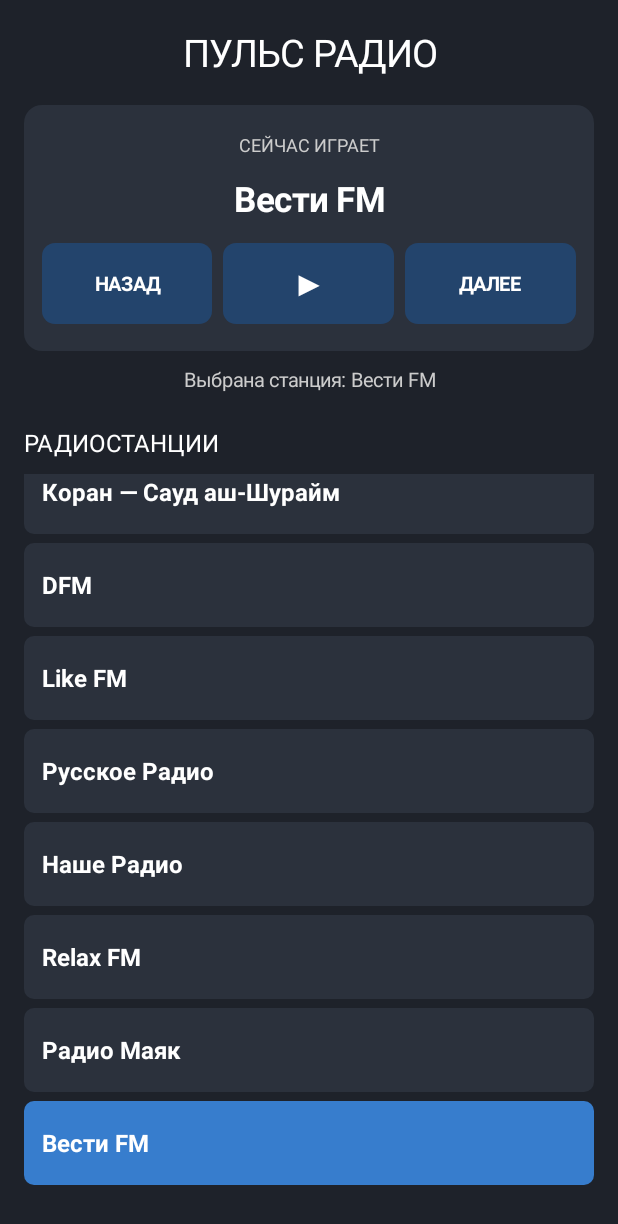
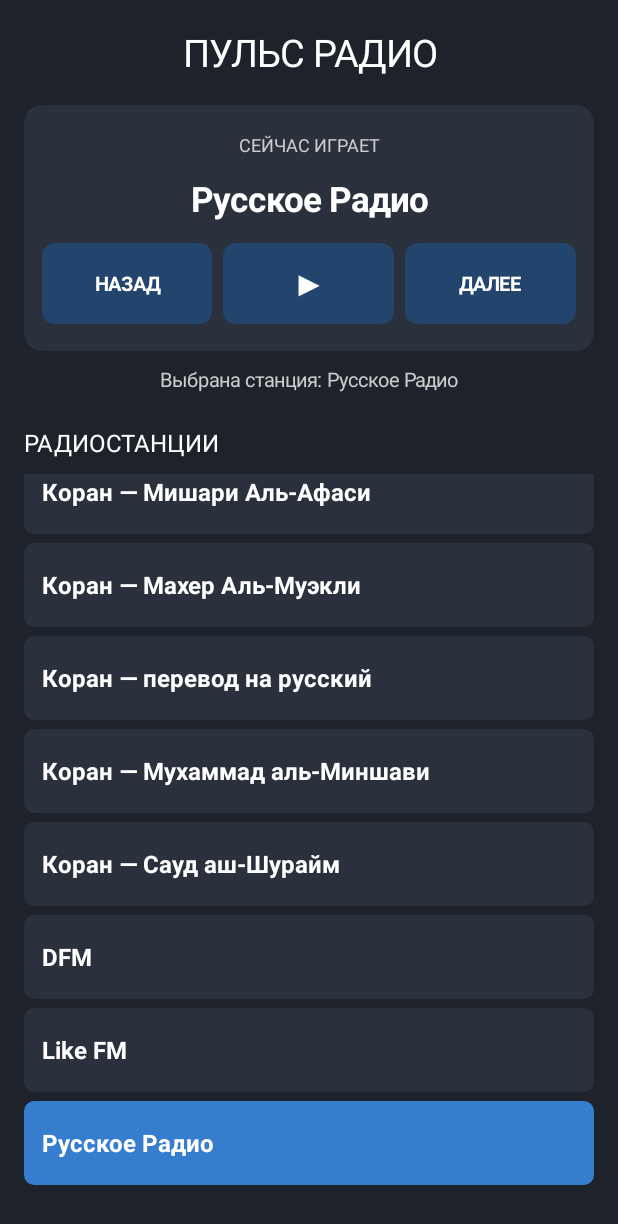
Before and after one commit to diriabas/puls-radio, an Android app: the screen it shows after launch (MainActivity), after a tap on "НАЗАД", on a phone screen of 412 x 824 dp. Shown: the top 1224 px of the screen. Run offline under Robolectric (Android 15) with nearby library versions, the phone set to English and light mode, and no system bars.

Commit message:
Update MainActivity.kt

```diff
--- a/app/src/main/java/com/pulsradio/app/MainActivity.kt
+++ b/app/src/main/java/com/pulsradio/app/MainActivity.kt
@@ -31,11 +31,7 @@ class MainActivity : Activity() {
         "Коран — Сауд аш-Шурайм",
         "DFM",
         "Like FM",
-        "Русское Радио",
-        "Наше Радио",
-        "Relax FM",
-        "Радио Маяк",
-        "Вести FM"
+        "Русское Радио"
     )
 
     private val stationUrls = mapOf(
@@ -70,19 +66,7 @@ class MainActivity : Activity() {
             "https://hls-01-gpm.hostingradio.ru/likefm495/playlist.m3u8",
 
         "Русское Радио" to
-            "https://rusradio.hostingradio.ru/rusradio96.aacp",
-
-        "Наше Радио" to
-            "http://nashe1.hostingradio.ru/nashe-128.mp3",
-
-        "Relax FM" to
-            "https://hls-01-gpm.hostingradio.ru/relaxfm7/playlist.m3u8",
-
-        "Радио Маяк" to
-            "https://icecast-vgtrk.cdnvideo.ru/mayakfm",
-
-        "Вести FM" to
-            "https://icecast-vgtrk.cdnvideo.ru/vestifm_aac_32kbps"
+            "https://rusradio.hostingradio.ru/rusradio96.aacp"
     )
 
     private var selectedStation = 0
```
